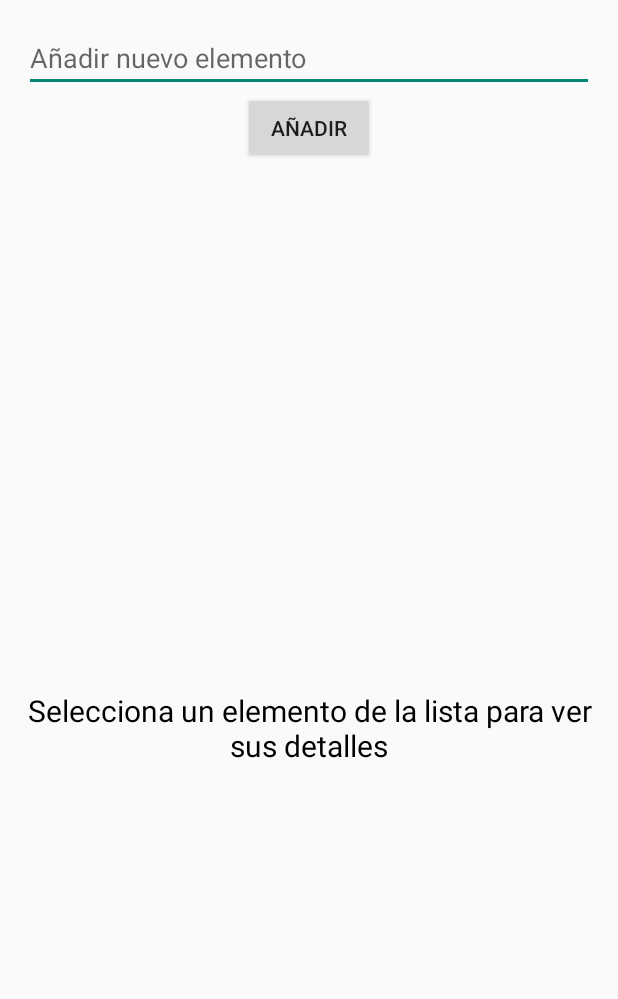
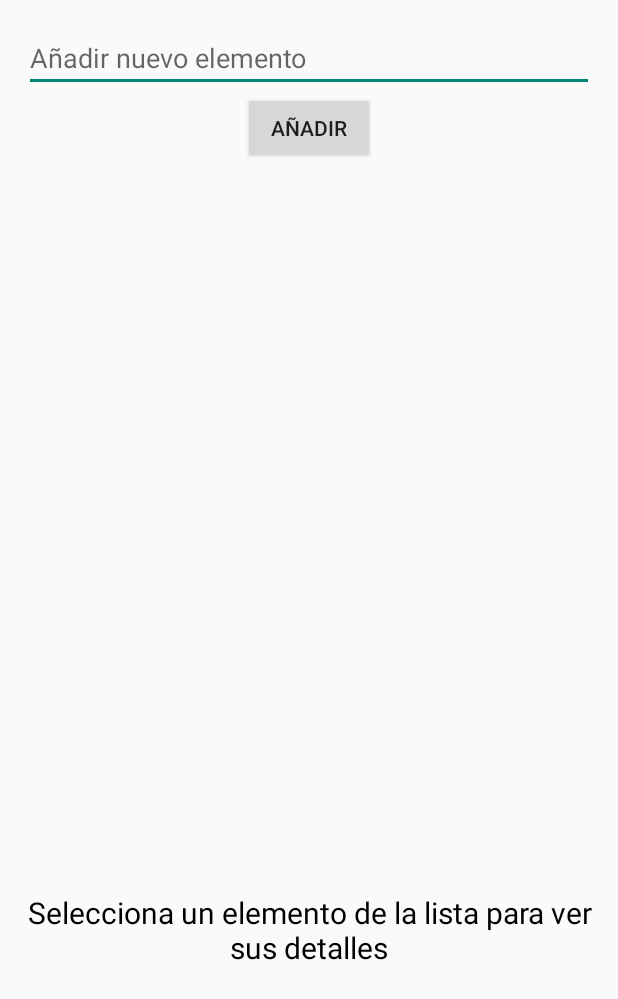
Before and after one commit to paatriksirbu/Taller4, an Android app: the ActividadPrincipal screen opened directly, with no data from a screen before it, on a phone screen of 412 x 824 dp. Shown: the top 999 px of the screen. Run offline under Robolectric (Android 15) with nearby library versions, the phone set to English and light mode, and no system bars.

Commit message:
xml de los fragments ahora es dinamico, se ajusta en funcion al contenido de cada fragmento.

```diff
--- a/app/src/main/res/layout/actividad_principal.xml
+++ b/app/src/main/res/layout/actividad_principal.xml
@@ -14,9 +14,9 @@
         app:layout_constraintBottom_toTopOf="@id/fragment_detail_container"
         app:layout_constraintStart_toStartOf="parent"
         app:layout_constraintEnd_toEndOf="parent"
+        app:layout_constraintVertical_weight="2"
         android:layout_marginBottom="8dp"/>
 
-    <!-- Contenedor para el DetailFragment -->
     <FrameLayout
         android:id="@+id/fragment_detail_container"
         android:layout_width="0dp"
@@ -25,5 +25,7 @@
         app:layout_constraintBottom_toBottomOf="parent"
         app:layout_constraintStart_toStartOf="parent"
         app:layout_constraintEnd_toEndOf="parent"
+        app:layout_constraintVertical_weight="1"
         android:layout_marginTop="8dp"/>
+
 </androidx.constraintlayout.widget.ConstraintLayout>
```
